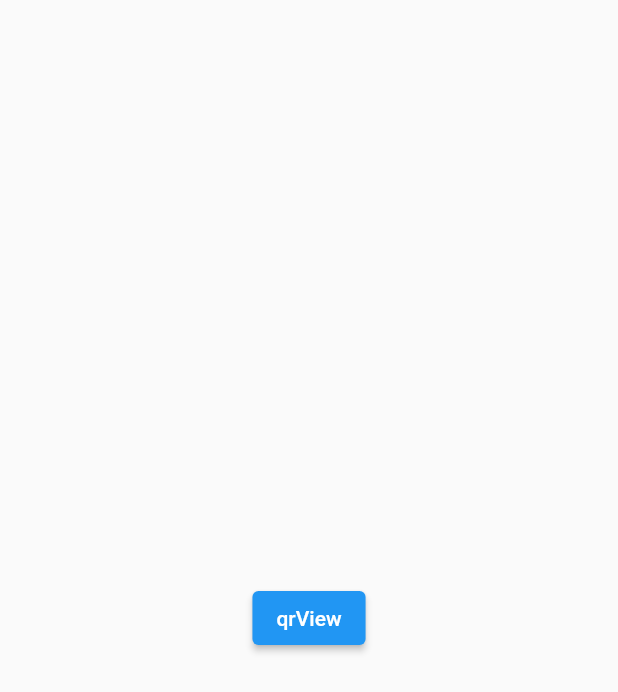
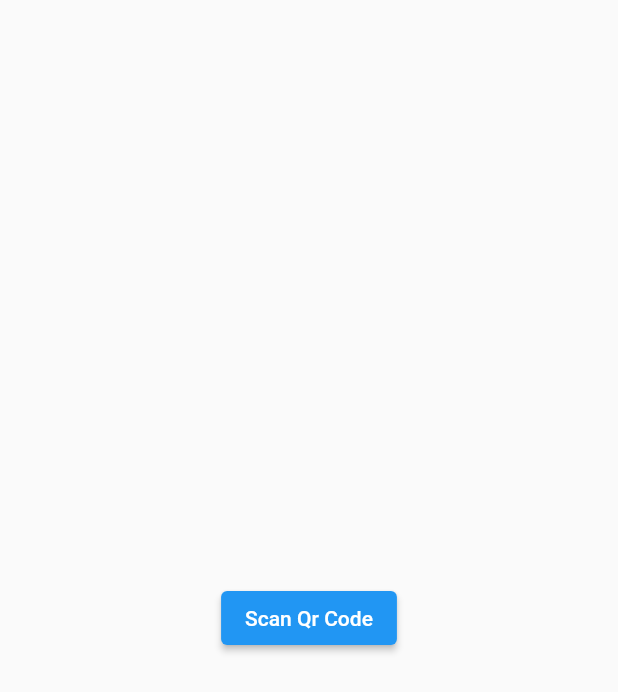
Before and after one commit to maeltoukap/flutter_code_scanner, a Flutter app: the screen it shows after launch, on a phone screen of 412 x 824 dp. Shown: the top 692 px of the screen. Run offline on Flutter 3.47's test engine with Material 2 defaults, Android fonts, the phone set to English and light mode, and no system bars; our stand-ins replace js; missing offline and left inert: dart:html, dart:js_util.

Commit message:
Initial commit

```diff
--- a/example/lib/main.dart
+++ b/example/lib/main.dart
@@ -21,7 +21,7 @@ class Home extends StatelessWidget {
                 builder: (context) => const QrExample(),
               ));
             },
-            child: const Text('qrView'),
+            child: const Text('Scan Qr Code'),
           ),
         ),
       ),
--- a/lib/src/web/flutter_qr_web.dart
+++ b/lib/src/web/flutter_qr_web.dart
@@ -7,8 +7,8 @@ import 'dart:js_util';
 import 'dart:ui' as ui;
 
 import 'package:flutter/material.dart';
-import 'package:flutter_code_scanner/qr_code_scanner.dart';
-import 'package:flutter_code_scanner/src/qr_code_scanner.dart';
+import 'package:flutter_code_scanner/flutter_code_scanner.dart';
+import 'package:flutter_code_scanner/src/flutter_code_scanner.dart';
 
 import 'jsqr.dart';
 import 'media.dart';
```
Also changed, not shown: lib/flutter_code_scanner.dart (renamed from lib/qr_code_scanner.dart), lib/src/flutter_code_scanner.dart (renamed from lib/src/qr_code_scanner.dart).
